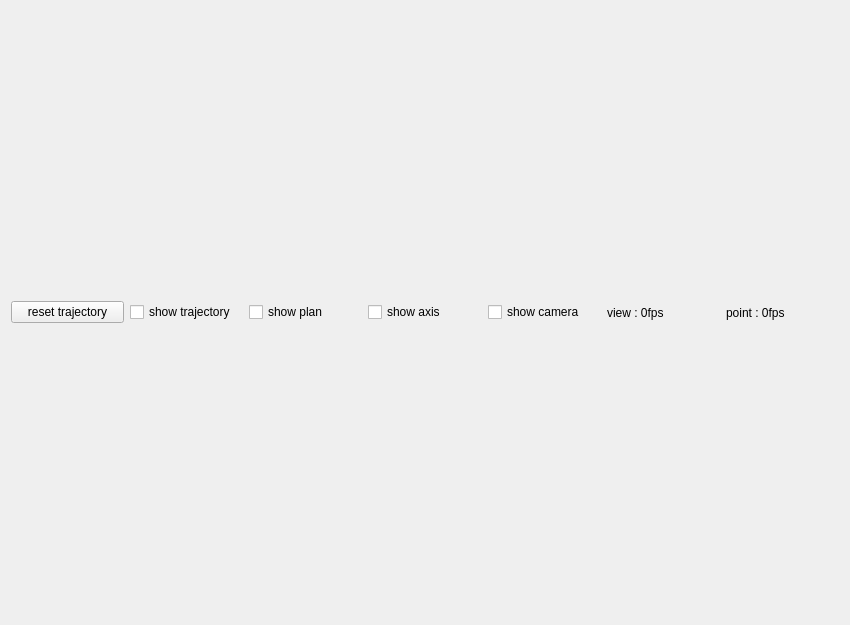
Qt form src/form3DViewWindow/form3dviewwindow.ui (guanglun/GLMocap) before a commit.
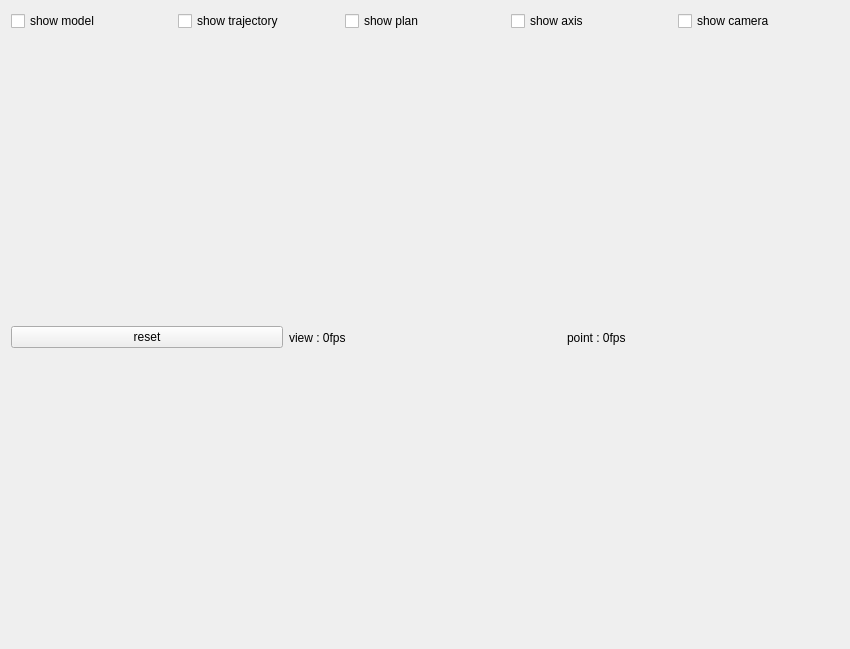
The same form after that commit.

Patch:
```diff
--- a/src/form3DViewWindow/form3dviewwindow.ui
+++ b/src/form3DViewWindow/form3dviewwindow.ui
@@ -7,7 +7,7 @@
     <x>0</x>
     <y>0</y>
     <width>850</width>
-    <height>625</height>
+    <height>649</height>
    </rect>
   </property>
   <property name="minimumSize">
@@ -25,19 +25,16 @@
   <property name="windowTitle">
    <string>Form3DViewWindow</string>
   </property>
-  <layout class="QGridLayout" name="gridLayout" rowstretch="1000,1">
-   <item row="0" column="0">
-    <layout class="QVBoxLayout" name="verticalLayout"/>
-   </item>
+  <layout class="QGridLayout" name="gridLayout" rowstretch="1000,1,0,0,0,0,0,0">
    <item row="1" column="0">
     <layout class="QHBoxLayout" name="horizontalLayout">
      <property name="bottomMargin">
       <number>0</number>
      </property>
      <item>
-      <widget class="QPushButton" name="pb_reset_trajectory">
+      <widget class="QCheckBox" name="cb_show_model">
        <property name="text">
-        <string>reset trajectory</string>
+        <string>show model</string>
        </property>
       </widget>
      </item>
@@ -69,6 +66,17 @@
        </property>
       </widget>
      </item>
+    </layout>
+   </item>
+   <item row="3" column="0">
+    <layout class="QHBoxLayout" name="horizontalLayout_2">
+     <item>
+      <widget class="QPushButton" name="pb_reset_trajectory">
+       <property name="text">
+        <string>reset</string>
+       </property>
+      </widget>
+     </item>
      <item>
       <widget class="QLabel" name="lb_3dview_fps">
        <property name="text">
@@ -85,6 +93,9 @@
      </item>
     </layout>
    </item>
+   <item row="0" column="0">
+    <layout class="QVBoxLayout" name="verticalLayout"/>
+   </item>
   </layout>
  </widget>
  <resources/>
```
